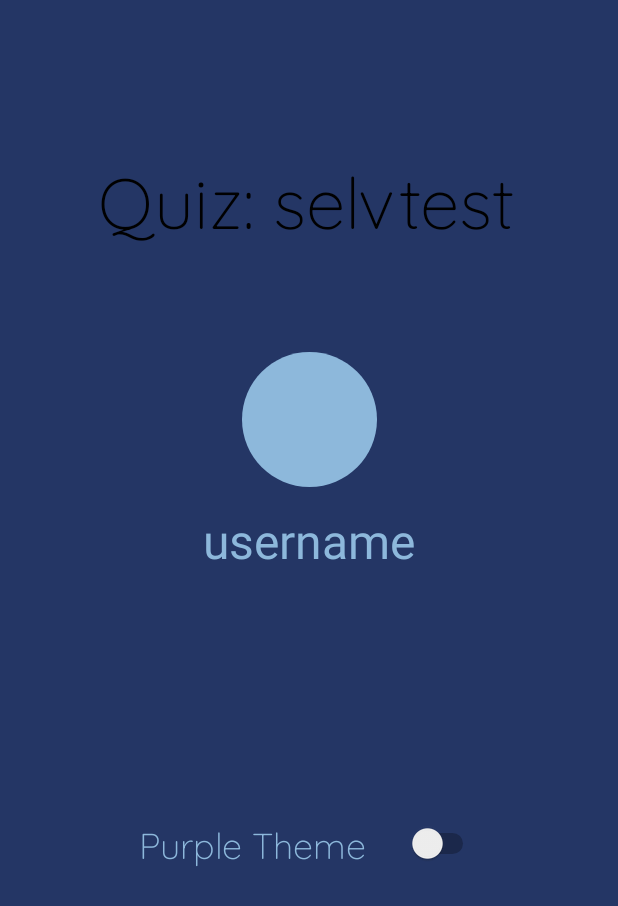
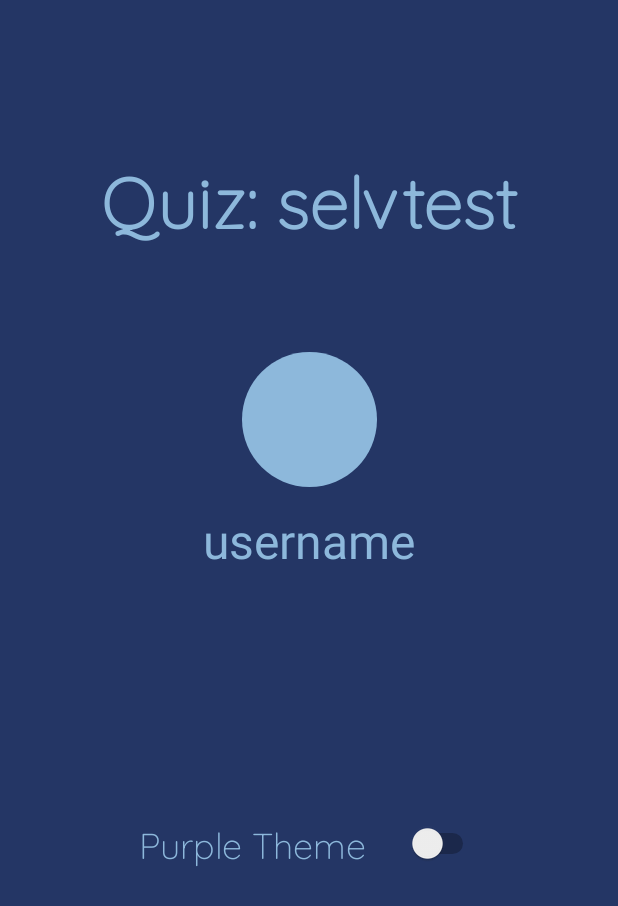
Before and after one commit to Fipzz/BrInt_QuizApp, an Android app: the Profile_activity screen opened directly, with no data from a screen before it, on a phone screen of 412 x 824 dp. Shown: the top 906 px of the screen. Run offline under Robolectric (Android 15) with nearby library versions, the phone set to English and light mode, and no system bars.

Commit message:
Title colour changes davai

```diff
--- a/app/src/main/res/layout/edit_question_activity_layout.xml
+++ b/app/src/main/res/layout/edit_question_activity_layout.xml
@@ -15,10 +15,11 @@
         android:layout_alignParentLeft="true"
         android:layout_alignParentTop="true"
         android:fontFamily="@font/quicksand_light"
-        android:gravity="center_horizontal|center_vertical"
         android:text="@string/quiz_navn"
         android:textAppearance="@style/name"
-        android:textColor="?attr/colorPrimary"
+        android:textColor="?attr/questionTextColor"
+        android:textStyle="bold"
+        android:gravity="center"
         android:textSize="30sp"
         app:layout_constraintEnd_toEndOf="parent"
         app:layout_constraintStart_toStartOf="parent"
--- a/app/src/main/res/layout/homepage_activity_layout.xml
+++ b/app/src/main/res/layout/homepage_activity_layout.xml
@@ -34,10 +34,11 @@
         android:layout_height="65dp"
         android:layout_marginTop="80dp"
         android:fontFamily="@font/quicksand_light"
-        android:gravity="top"
         android:text="@string/name"
         android:textAppearance="@style/name"
-        android:textColor="?attr/colorPrimary"
+        android:textColor="?attr/questionTextColor"
+        android:textStyle="bold"
+        android:gravity="center"
         android:textSize="47sp"
         app:layout_constraintEnd_toEndOf="parent"
         app:layout_constraintStart_toStartOf="parent"
--- a/app/src/main/res/layout/profile_activity_layout.xml
+++ b/app/src/main/res/layout/profile_activity_layout.xml
@@ -12,12 +12,13 @@
 
     <TextView
         android:id="@+id/name"
-        android:layout_width="281dp"
+        android:layout_width="319dp"
         android:layout_height="65dp"
         android:fontFamily="@font/quicksand_light"
-        android:gravity="top"
         android:text="@string/name"
-        android:textColor="?attr/colorPrimary"
+        android:textColor="?attr/questionTextColor"
+        android:textStyle="bold"
+        android:gravity="center"
         android:textSize="47sp"
         app:layout_constraintBottom_toBottomOf="parent"
         app:layout_constraintEnd_toEndOf="parent"
--- a/app/src/main/res/layout/quiz_activity_layout.xml
+++ b/app/src/main/res/layout/quiz_activity_layout.xml
@@ -18,8 +18,9 @@
         android:gravity="center_horizontal|center_vertical"
         android:text="@string/quiz_navn"
         android:textAppearance="@style/name"
-        android:textColor="?attr/colorPrimary"
-        android:textSize="30sp"
+        android:textColor="?attr/questionTextColor"
+        android:textSize="47sp"
+        android:textStyle="bold"
         app:layout_constraintBottom_toBottomOf="parent"
         app:layout_constraintEnd_toEndOf="parent"
         app:layout_constraintStart_toStartOf="parent"
--- a/app/src/main/res/layout/quiz_end_activity_layout.xml
+++ b/app/src/main/res/layout/quiz_end_activity_layout.xml
@@ -12,11 +12,12 @@
         android:layout_alignParentLeft="true"
         android:layout_alignParentTop="true"
         android:fontFamily="@font/quicksand_light"
-        android:gravity="center_horizontal|center_vertical"
         android:text="@string/quiz_navn"
         android:textAppearance="@style/name"
         android:textSize="30sp"
-        android:textColor="?attr/colorPrimary"
+        android:textColor="?attr/questionTextColor"
+        android:textStyle="bold"
+        android:gravity="center"
         app:layout_constraintBottom_toBottomOf="parent"
         app:layout_constraintEnd_toEndOf="parent"
         app:layout_constraintStart_toStartOf="parent"
--- a/app/src/main/res/layout/result_activity_layout.xml
+++ b/app/src/main/res/layout/result_activity_layout.xml
@@ -15,11 +15,12 @@
         android:layout_alignParentLeft="true"
         android:layout_alignParentTop="true"
         android:fontFamily="@font/quicksand_light"
-        android:gravity="center_horizontal|center_vertical"
         android:text="@string/quiz_navn"
         android:textAppearance="@style/name"
         android:textSize="30sp"
-        android:textColor="?attr/colorPrimary"
+        android:textColor="?attr/questionTextColor"
+        android:textStyle="bold"
+        android:gravity="center"
         app:layout_constraintBottom_toBottomOf="parent"
         app:layout_constraintEnd_toEndOf="parent"
         app:layout_constraintStart_toStartOf="parent"
--- a/app/src/main/res/layout/wrong_activity_layout.xml
+++ b/app/src/main/res/layout/wrong_activity_layout.xml
@@ -15,11 +15,12 @@
         android:layout_alignParentLeft="true"
         android:layout_alignParentTop="true"
         android:fontFamily="@font/quicksand_light"
-        android:gravity="center_horizontal|center_vertical"
         android:text="@string/quiz_navn"
         android:textAppearance="@style/name"
         android:textSize="30sp"
-        android:textColor="?attr/colorPrimary"
+        android:textColor="?attr/questionTextColor"
+        android:textStyle="bold"
+        android:gravity="center"
         app:layout_constraintBottom_toBottomOf="parent"
         app:layout_constraintEnd_toEndOf="parent"
         app:layout_constraintStart_toStartOf="parent"
```
Also changed, not shown: app/src/main/res/layout/login_activity_layout.xml (+6 -4 lines), app/src/main/res/layout/quiz_menu_activity_layout.xml (+5 -3 lines).
